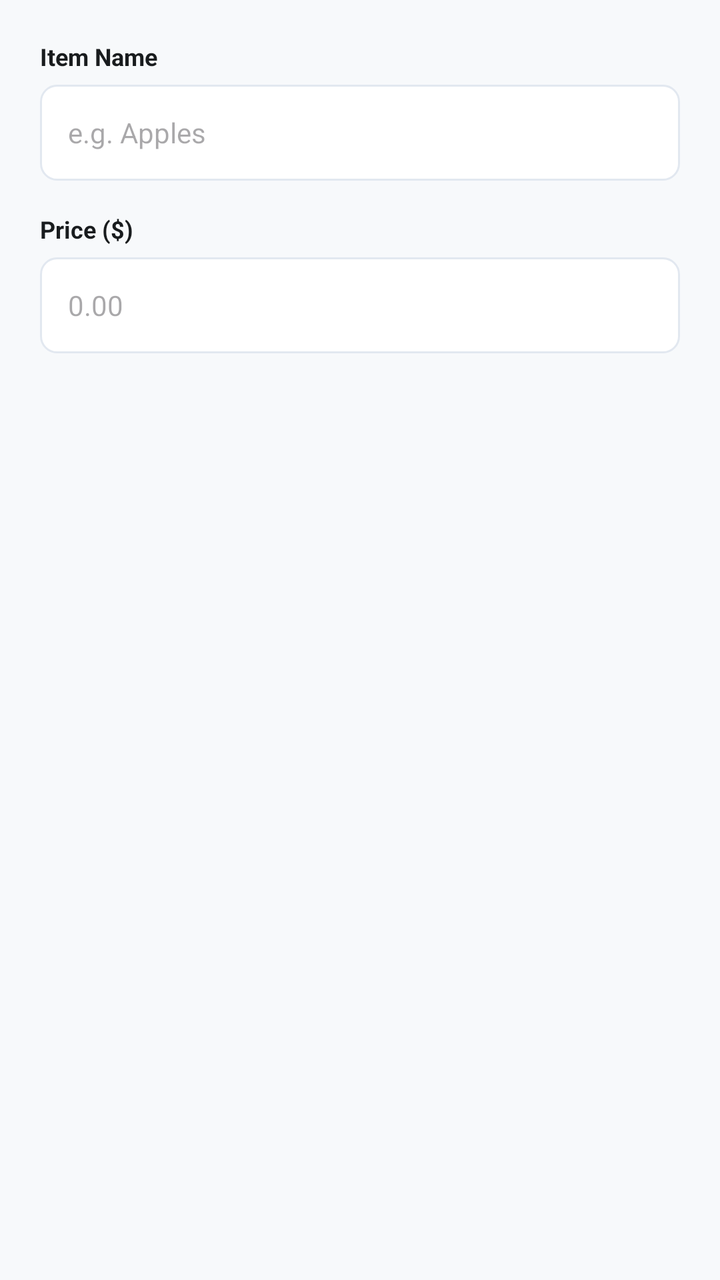
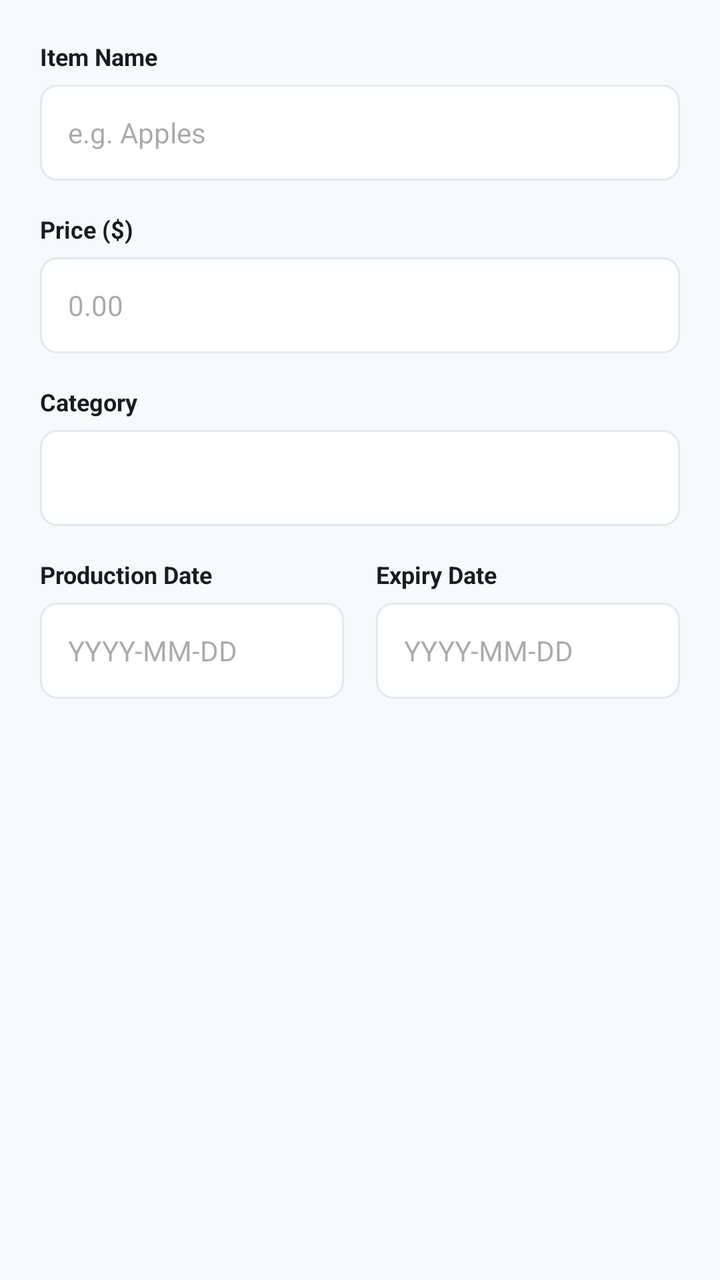

The first picture is an Android layout as it rendered before a commit; the second is the same layout after the commit. The layout source and the unified diff follow.
<!-- AndroidManifest.xml: application theme Theme.MyApplication -->
<!-- res/layout/layout_manual_input.xml -->
<?xml version="1.0" encoding="utf-8"?>
<LinearLayout xmlns:android="http://schemas.android.com/apk/res/android"
    android:layout_width="match_parent"
    android:layout_height="wrap_content"
    android:orientation="vertical"
    android:padding="20dp">

    <TextView
        android:layout_width="wrap_content"
        android:layout_height="wrap_content"
        android:text="Item Name"
        android:textColor="@color/primary"
        android:textSize="12sp"
        android:textStyle="bold"
        android:layout_marginBottom="6dp" />

    <EditText
        android:id="@+id/input_item_name"
        android:layout_width="match_parent"
        android:layout_height="48dp"
        android:background="@drawable/input_field_background"
        android:hint="e.g. Apples"
        android:paddingHorizontal="14dp"
        android:textColor="@color/primary"
        android:textSize="14sp"
        android:layout_marginBottom="16dp"
        android:inputType="text" />

    <TextView
        android:layout_width="wrap_content"
        android:layout_height="wrap_content"
        android:text="Price ($)"
        android:textColor="@color/primary"
        android:textSize="12sp"
        android:textStyle="bold"
        android:layout_marginBottom="6dp" />

    <EditText
        android:id="@+id/input_item_price"
        android:layout_width="match_parent"
        android:layout_height="48dp"
        android:background="@drawable/input_field_background"
        android:hint="0.00"
        android:paddingHorizontal="14dp"
        android:textColor="@color/primary"
        android:textSize="14sp"
        android:inputType="numberDecimal" />

</LinearLayout>
<!-- resources referenced by this layout -->
<resources>
  <color name="primary">#191C1E</color>
  <!-- drawable input_field_background (drawable) -->
  <?xml version="1.0" encoding="utf-8"?>
  <selector xmlns:android="http://schemas.android.com/apk/res/android">
      <item android:state_focused="true">
          <shape android:shape="rectangle">
              <solid android:color="@color/white" />
              <corners android:radius="8dp" />
              <stroke android:width="2dp" android:color="@color/accent_blue" />
          </shape>
      </item>
      <item>
          <shape android:shape="rectangle">
              <solid android:color="@color/white" />
              <corners android:radius="8dp" />
              <stroke android:width="1dp" android:color="@color/border_gray" />
          </shape>
      </item>
  </selector>
  <style name="Theme.MyApplication" parent="Theme.Material3.Light.NoActionBar">
          <item name="colorPrimary">@color/primary</item>
          <item name="colorOnPrimary">@color/on_primary</item>
          <item name="colorSecondary">@color/secondary</item>
          <item name="colorOnSecondary">@color/white</item>
          <item name="android:windowBackground">@color/background</item>
          <item name="android:statusBarColor">@color/background</item>
          <item name="android:windowLightStatusBar">true</item>
      </style>
  <color name="white">#FFFFFF</color>
  <color name="accent_blue">#0052FE</color>
  <color name="border_gray">#E2E8F0</color>
  <color name="on_primary">#FFFFFF</color>
  <color name="secondary">#003EC6</color>
  <color name="background">#F7F9FB</color>
</resources>

<!-- the commit's change to res/layout/layout_manual_input.xml (unified diff, before → after) -->
@@ -6,6 +6,7 @@
     android:padding="20dp">
 
     <TextView
+        android:id="@+id/label_item_name"
         android:layout_width="wrap_content"
         android:layout_height="wrap_content"
         android:text="Item Name"
@@ -27,6 +28,7 @@
         android:inputType="text" />
 
     <TextView
+        android:id="@+id/label_item_price"
         android:layout_width="wrap_content"
         android:layout_height="wrap_content"
         android:text="Price ($)"
@@ -44,6 +46,96 @@
         android:paddingHorizontal="14dp"
         android:textColor="@color/primary"
         android:textSize="14sp"
+        android:layout_marginBottom="16dp"
         android:inputType="numberDecimal" />
 
+    <LinearLayout
+        android:id="@+id/layout_category_selection"
+        android:layout_width="match_parent"
+        android:layout_height="wrap_content"
+        android:orientation="vertical">
+
+        <TextView
+            android:layout_width="wrap_content"
+            android:layout_height="wrap_content"
+            android:text="Category"
+            android:textColor="@color/primary"
+            android:textSize="12sp"
+            android:textStyle="bold"
+            android:layout_marginBottom="6dp" />
+
+        <Spinner
+            android:id="@+id/input_item_category"
+            android:layout_width="match_parent"
+            android:layout_height="48dp"
+            android:background="@drawable/input_field_background"
+            android:paddingHorizontal="14dp"
+            android:layout_marginBottom="16dp" />
+    </LinearLayout>
+
+    <LinearLayout
+        android:id="@+id/layout_date_selection"
+        android:layout_width="match_parent"
+        android:layout_height="wrap_content"
+        android:orientation="horizontal">
+
+        <LinearLayout
+            android:layout_width="0dp"
+            android:layout_height="wrap_content"
+            android:layout_weight="1"
+            android:orientation="vertical"
+            android:layout_marginEnd="8dp">
+
+            <TextView
+                android:layout_width="wrap_content"
+                android:layout_height="wrap_content"
+                android:text="Production Date"
+                android:textColor="@color/primary"
+                android:textSize="12sp"
+                android:textStyle="bold"
+                android:layout_marginBottom="6dp" />
+
+            <EditText
+                android:id="@+id/input_item_production_date"
+                android:layout_width="match_parent"
+                android:layout_height="48dp"
+                android:background="@drawable/input_field_background"
+                android:hint="YYYY-MM-DD"
+                android:paddingHorizontal="14dp"
+                android:textColor="@color/primary"
+                android:textSize="14sp"
+                android:focusable="false"
+                android:clickable="true" />
+        </LinearLayout>
+
+        <LinearLayout
+            android:layout_width="0dp"
+            android:layout_height="wrap_content"
+            android:layout_weight="1"
+            android:orientation="vertical"
+            android:layout_marginStart="8dp">
+
+            <TextView
+                android:layout_width="wrap_content"
+                android:layout_height="wrap_content"
+                android:text="Expiry Date"
+                android:textColor="@color/primary"
+                android:textSize="12sp"
+                android:textStyle="bold"
+                android:layout_marginBottom="6dp" />
+
+            <EditText
+                android:id="@+id/input_item_expiry_date"
+                android:layout_width="match_parent"
+                android:layout_height="48dp"
+                android:background="@drawable/input_field_background"
+                android:hint="YYYY-MM-DD"
+                android:paddingHorizontal="14dp"
+                android:textColor="@color/primary"
+                android:textSize="14sp"
+                android:focusable="false"
+                android:clickable="true" />
+        </LinearLayout>
+    </LinearLayout>
+
 </LinearLayout>
